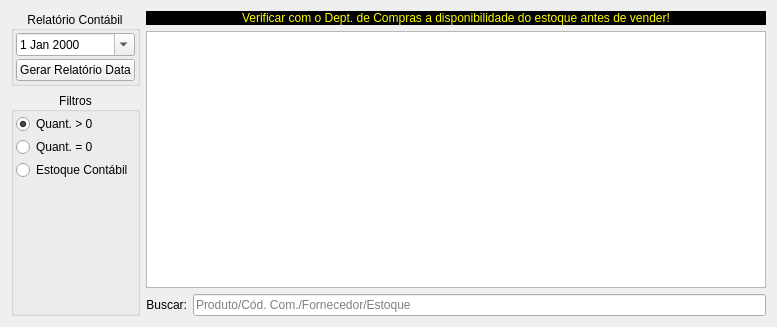
First picture: the form in ui/widgetestoques.ui, repository darktorres/ERP-STACCATO, before the edit.
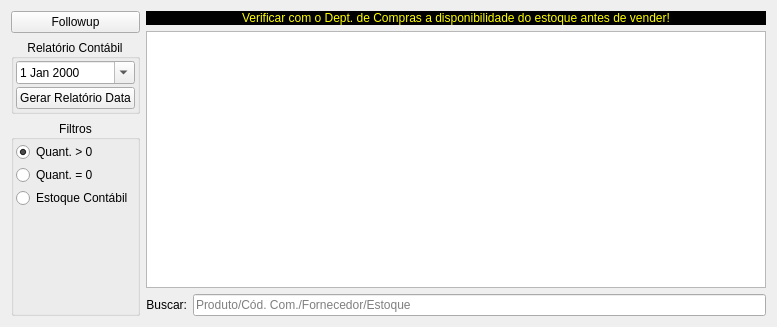
Second picture: the form after the edit. Custom widgets are drawn as their Qt base class.

Commit message: Adicionado followup em várias telas

Patch:
```diff
--- a/ui/widgetestoques.ui
+++ b/ui/widgetestoques.ui
@@ -16,6 +16,13 @@
   <layout class="QGridLayout" name="gridLayout_3">
    <item row="0" column="0">
     <layout class="QVBoxLayout" name="verticalLayout_2">
+     <item>
+      <widget class="QPushButton" name="pushButtonFollowup">
+       <property name="text">
+        <string>Followup</string>
+       </property>
+      </widget>
+     </item>
      <item>
       <widget class="QGroupBox" name="groupBoxRelatorio">
        <property name="title">
```
The commit also changes 40 other files.
